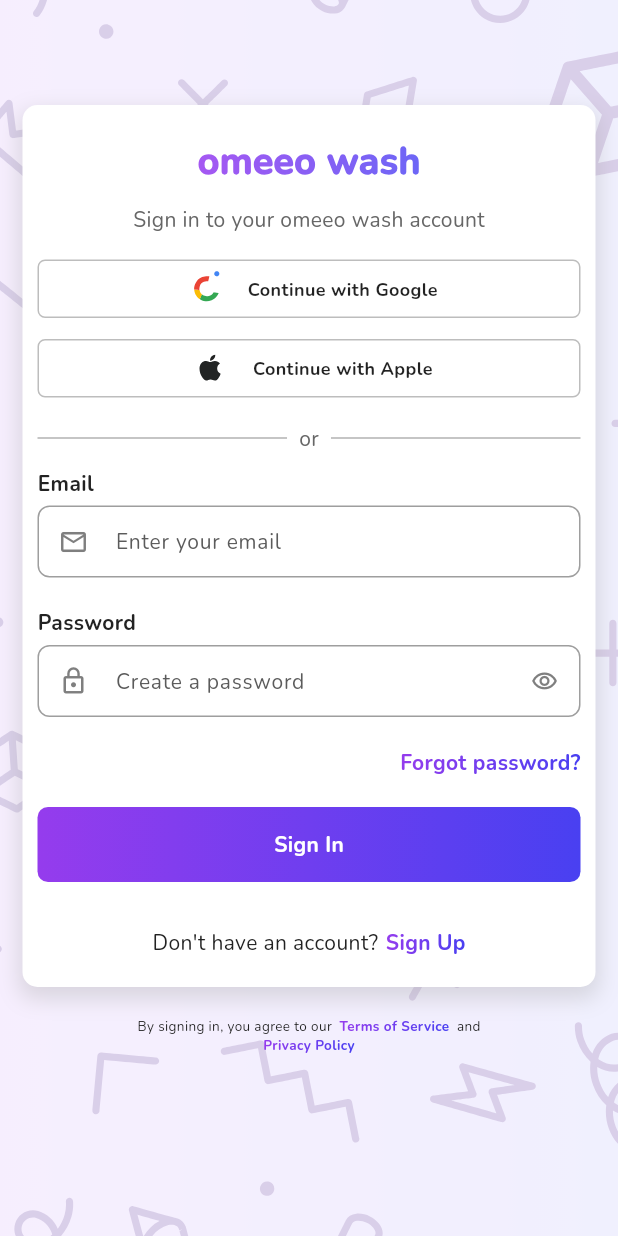
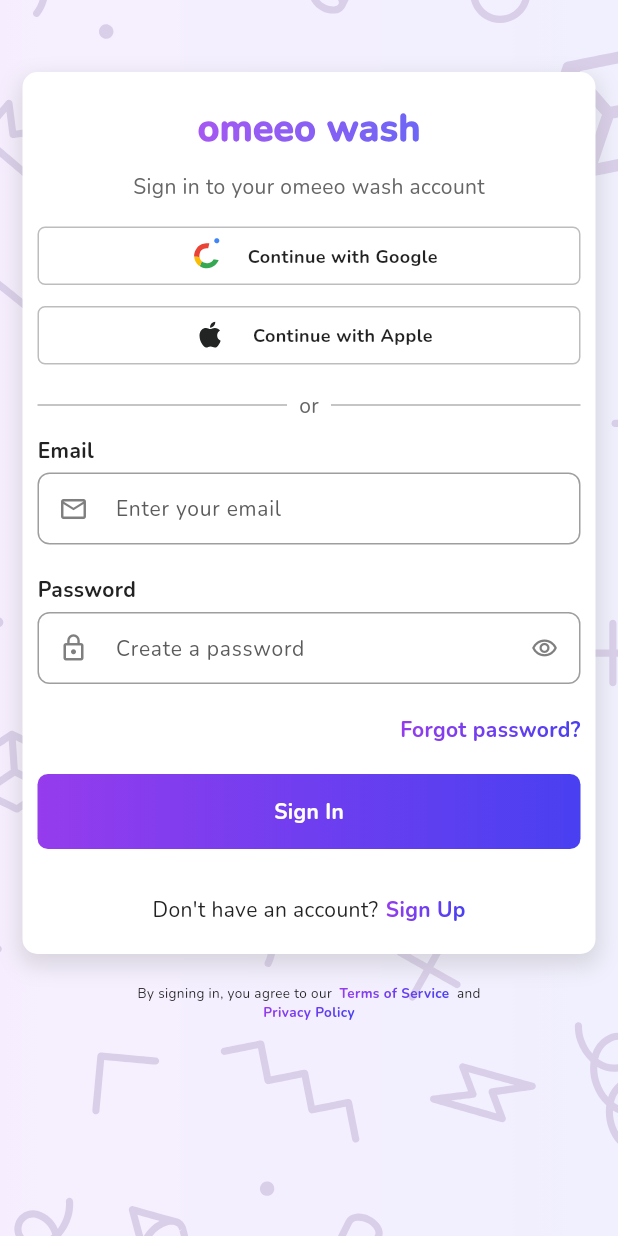
Before and after one commit to josieforever/omeeo-wash, a Flutter app: the screen it shows after launch, after a tap on "Skip", on a phone screen of 412 x 824 dp. Run offline on Flutter 3.47's test engine with Material 3 defaults, Android fonts, the phone set to English and light mode, and no system bars; our stand-ins replace bubble, cached_network_image, cloud_firestore, connectivity_plus, emoji_picker_flutter, file_picker and 19 more; missing offline and left inert: firebase_app_check; accounts and stored records are empty; generated files the repository leaves out were written again; project files that could hold a hidden picture were left out.

Commit message:
Improve onboarding and login responsiveness on small mobile screens

```diff
--- a/lib/authentication/login_screen.dart
+++ b/lib/authentication/login_screen.dart
@@ -43,6 +43,11 @@ class _LoginScreenState extends State<LoginScreen> {
 
   @override
   Widget build(BuildContext context) {
+    final mediaQuery = MediaQuery.of(context);
+    final screenHeight = mediaQuery.size.height;
+    final screenWidth = mediaQuery.size.width;
+    final isSmallScreen = screenHeight < 700 || screenWidth < 360;
+
     return Scaffold(
       backgroundColor: const Color.fromARGB(255, 244, 248, 255),
       body: Stack(
@@ -58,7 +63,7 @@ class _LoginScreenState extends State<LoginScreen> {
           ),
           Positioned.fill(
             child: Container(
-              height: MediaQuery.of(context).size.height * 0.9,
+              height: screenHeight * 0.9,
               color: const Color.fromARGB(213, 255, 255, 255),
             ),
           ),
@@ -70,7 +75,7 @@ class _LoginScreenState extends State<LoginScreen> {
           ),
           Positioned.fill(
             child: Container(
-              height: MediaQuery.of(context).size.height * 0.9,
+              height: screenHeight * 0.9,
               color: const Color.fromARGB(100, 255, 255, 255),
             ),
           ),
@@ -79,10 +84,12 @@ class _LoginScreenState extends State<LoginScreen> {
               padding: EdgeInsets.only(
                 left: 15,
                 right: 15,
-                top: 70,
-                bottom: MediaQuery.of(context).viewInsets.bottom + 20,
+                top: isSmallScreen ? 24 : 48,
+                bottom: mediaQuery.viewInsets.bottom + 20,
               ),
               child: Center(
+                child: ConstrainedBox(
+                  constraints: const BoxConstraints(maxWidth: 560),
                   child: Column(
                     mainAxisSize: MainAxisSize.min,
                     children: [
@@ -100,9 +107,9 @@ class _LoginScreenState extends State<LoginScreen> {
                           ],
                         ),
                         width: double.infinity,
-                      padding: const EdgeInsets.symmetric(
-                        vertical: 20,
-                        horizontal: 10,
+                        padding: EdgeInsets.symmetric(
+                          vertical: isSmallScreen ? 16 : 20,
+                          horizontal: isSmallScreen ? 8 : 10,
                         ),
                         child: Column(
                           mainAxisSize: MainAxisSize.min,
--- a/lib/onboarding/onboarding_screen.dart
+++ b/lib/onboarding/onboarding_screen.dart
@@ -69,6 +69,14 @@ class _OnboardingScreenState extends State<OnboardingScreen> {
 
   @override
   Widget build(BuildContext context) {
+    final mediaQuery = MediaQuery.of(context);
+    final screenHeight = mediaQuery.size.height;
+    final screenWidth = mediaQuery.size.width;
+    final isSmallScreen = screenHeight < 700 || screenWidth < 360;
+    final logoSize = (screenWidth * 0.8).clamp(220.0, 320.0);
+    final topSpacing = (screenHeight * 0.26).clamp(140.0, 220.0);
+    final animationHeight = (screenHeight * 0.32).clamp(180.0, 300.0);
+
     return Scaffold(
       body: Stack(
         children: [
@@ -85,9 +93,9 @@ class _OnboardingScreenState extends State<OnboardingScreen> {
             ),
           ),
           Positioned(
-            height: MediaQuery.of(context).size.height,
-            width: MediaQuery.of(context).size.width,
-            child: OmeeoLogoWidget(size: 320, showTagline: true),
+            height: screenHeight,
+            width: screenWidth,
+            child: OmeeoLogoWidget(size: logoSize, showTagline: true),
           ),
           Positioned.fill(
             child: PageView.builder(
@@ -98,37 +106,37 @@ class _OnboardingScreenState extends State<OnboardingScreen> {
               itemCount: _pages.length,
               itemBuilder: (_, index) {
                 return Container(
-                  padding: const EdgeInsets.only(
-                    top: 30,
-                    bottom: 30,
+                  padding: EdgeInsets.only(
+                    top: isSmallScreen ? 20 : 30,
+                    bottom: isSmallScreen ? 20 : 30,
                     left: 15,
                     right: 15,
                   ),
                   child: Column(
                     mainAxisAlignment: MainAxisAlignment.center,
                     children: [
-                      const SizedBox(height: 220),
+                      SizedBox(height: topSpacing),
                       Text(
                         _pages[index]['title']!,
                         textAlign: TextAlign.center,
                         style: TextStyle(
-                          fontSize: 25,
+                          fontSize: isSmallScreen ? 22 : 25,
                           color: Theme.of(context).colorScheme.inversePrimary,
                           fontWeight: FontWeight.bold,
                         ),
                       ),
-                      const SizedBox(height: 5),
+                      const SizedBox(height: 8),
                       Text(
                         _pages[index]['subtitle']!,
                         textAlign: TextAlign.center,
                         style: TextStyle(
-                          fontSize: 16,
+                          fontSize: isSmallScreen ? 14 : 16,
                           color: Theme.of(context).colorScheme.inversePrimary,
                         ),
                       ),
                       SizedBox(
                         width: double.infinity,
-                        height: MediaQuery.of(context).size.height * 0.35,
+                        height: animationHeight,
                         child: Align(
                           alignment: Alignment.center,
                           child: Lottie.asset(
@@ -146,10 +154,14 @@ class _OnboardingScreenState extends State<OnboardingScreen> {
           ),
 
           Positioned(
-            bottom: 10,
+            bottom: isSmallScreen ? 6 : 10,
+            child: SafeArea(
+              top: false,
               child: Container(
-              width: MediaQuery.of(context).size.width,
-              padding: const EdgeInsets.symmetric(horizontal: 32.0),
+                width: screenWidth,
+                padding: EdgeInsets.symmetric(
+                  horizontal: isSmallScreen ? 16.0 : 24.0,
+                ),
                 child: Row(
                   mainAxisAlignment: MainAxisAlignment.spaceBetween,
                   children: [
@@ -173,9 +185,10 @@ class _OnboardingScreenState extends State<OnboardingScreen> {
                           decoration: BoxDecoration(
                             color: _currentPage == index
                                 ? Theme.of(context).colorScheme.inversePrimary
-                              : Theme.of(
-                                  context,
-                                ).colorScheme.inversePrimary.withOpacity(0.4),
+                                : Theme.of(context)
+                                      .colorScheme
+                                      .inversePrimary
+                                      .withOpacity(0.4),
                             shape: BoxShape.circle,
                           ),
                         ),
@@ -197,6 +210,7 @@ class _OnboardingScreenState extends State<OnboardingScreen> {
                 ),
               ),
             ),
+          ),
           const SizedBox(height: 10),
         ],
       ),
```
Lines whose indentation alone changed are shown as unchanged.
